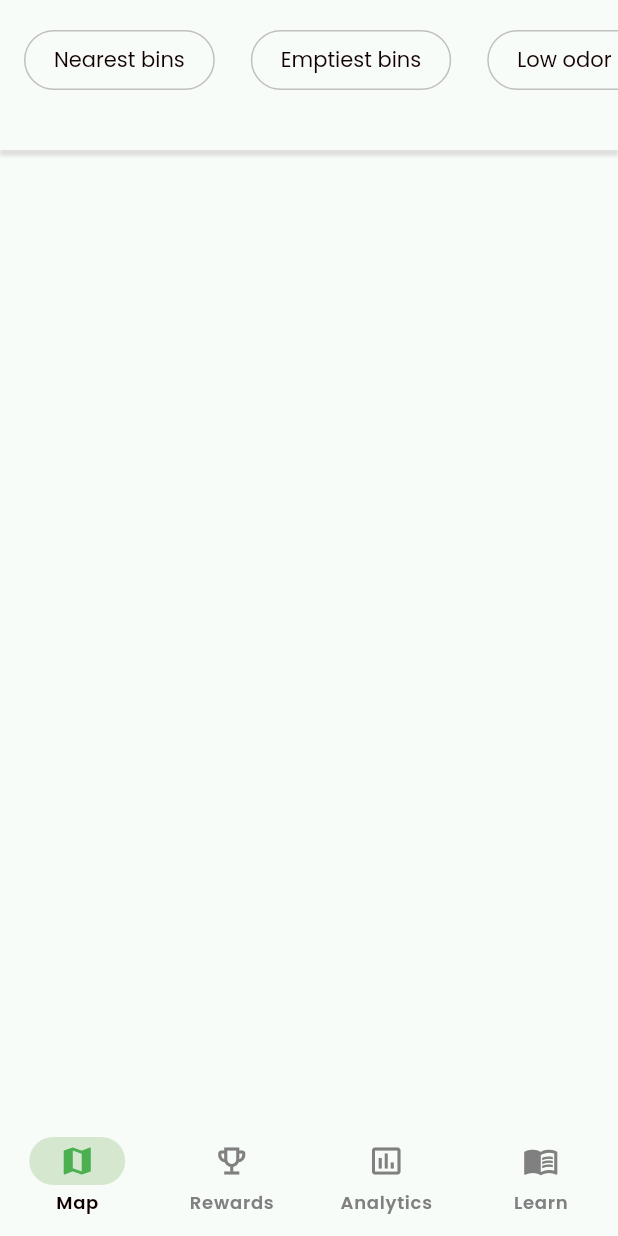
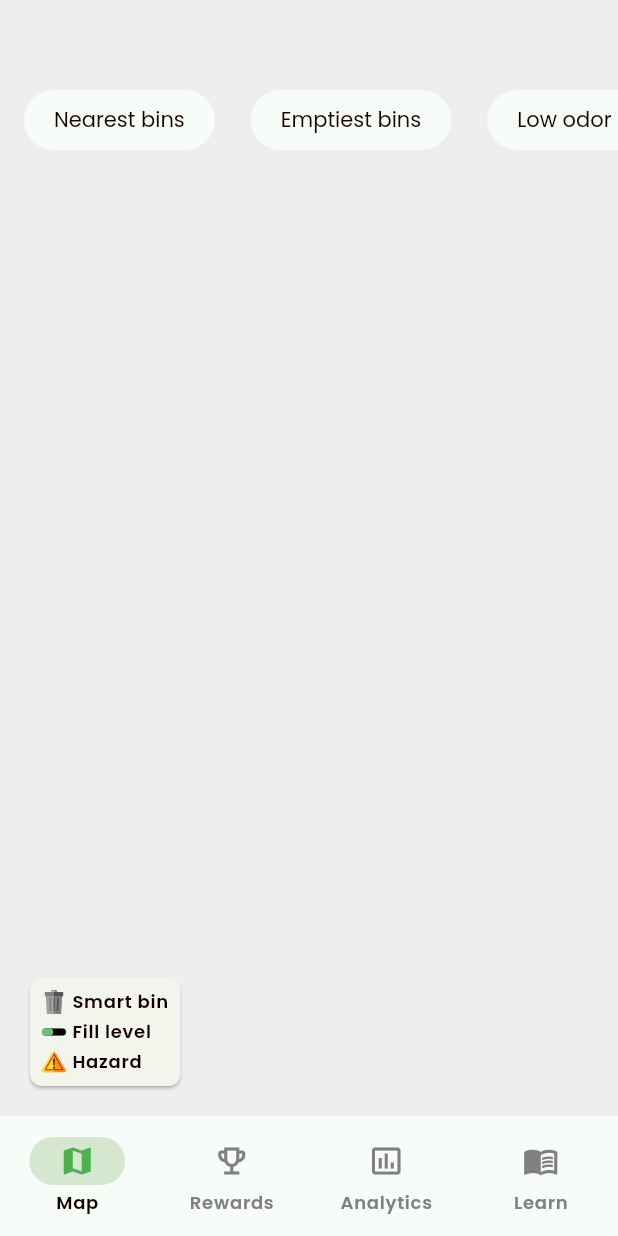
Before and after one commit to andy-ife/keep_nigeria_clean, a Flutter app: the screen it shows after launch, on a phone screen of 412 x 824 dp. Run offline on Flutter 3.47's test engine with Material 3 defaults, Android fonts, the light colour scheme and no system bars; our stand-ins replace flutter_svg, permission_handler.

Commit message:
Add map screen widgets

```diff
--- a/lib/pages/app.dart
+++ b/lib/pages/app.dart
@@ -1,7 +1,9 @@
 import 'package:flutter/material.dart';
+import 'package:flutter/services.dart';
 import 'package:keep_nigeria_clean/controllers/perms_controller.dart';
 import 'package:keep_nigeria_clean/pages/home/home.dart';
 import 'package:keep_nigeria_clean/pages/request_permissions.dart';
+import 'package:keep_nigeria_clean/theme/colors.dart';
 import 'package:permission_handler/permission_handler.dart';
 import 'package:provider/provider.dart';
 
@@ -10,6 +12,15 @@ class KNCApp extends StatelessWidget {
 
   @override
   Widget build(BuildContext context) {
+    // init
+    SystemChrome.setSystemUIOverlayStyle(
+      SystemUiOverlayStyle.dark.copyWith(
+        statusBarColor: Colors.transparent,
+        systemNavigationBarColor: AppColors.white,
+        systemNavigationBarIconBrightness: Brightness.dark,
+      ),
+    );
+
     final theme = Theme.of(context);
     final state = context.watch<PermsController>();
 
--- a/lib/pages/home/map.dart
+++ b/lib/pages/home/map.dart
@@ -1,8 +1,17 @@
 import 'package:flutter/material.dart';
+import 'package:flutter_svg/flutter_svg.dart';
 import 'package:keep_nigeria_clean/widgets/button_group.dart';
+import 'package:keep_nigeria_clean/widgets/icon_and_label.dart';
 
-class MapScreen extends StatelessWidget {
+class MapScreen extends StatefulWidget {
   const MapScreen({super.key});
+
+  @override
+  State<MapScreen> createState() => _MapScreenState();
+}
+
+class _MapScreenState extends State<MapScreen> {
+  bool _showLegend = true;
 
   @override
   Widget build(BuildContext context) {
@@ -11,35 +20,77 @@ class MapScreen extends StatelessWidget {
 
     return Scaffold(
       extendBodyBehindAppBar: true,
-      body: SafeArea(
-        child: Column(
-          children: [
-            Container(
-              width: double.infinity,
-              height: 100.0,
-              decoration: BoxDecoration(
-                color: theme.colorScheme.surface,
-                boxShadow: [
-                  BoxShadow(
-                    blurRadius: 1,
-                    offset: Offset(0, 4.0),
-                    color: theme.colorScheme.surfaceDim,
-                  ),
-                ],
-              ),
-              child: Column(
-                children: [
-                  Padding(
-                    padding: const EdgeInsets.fromLTRB(0, 20.0, 0, 16.0),
-                    child: KNCButtonGroup(
-                      values: filters,
-                      onSelectionChange: (newValues) {},
-                      enableMultiSelection: false,
+      body: Stack(
+        children: [
+          Container(color: Colors.grey[200]), // Map
+          Positioned(
+            bottom: 16.0,
+            left: 16.0,
+            child: _showLegend
+                ? GestureDetector(
+                    onTap: () => setState(() => _showLegend = false),
+                    child: _Legend(),
+                  )
+                : GestureDetector(
+                    onTap: () => setState(() => _showLegend = true),
+                    child: Card(
+                      shape: CircleBorder(),
+                      child: Padding(
+                        padding: const EdgeInsets.all(8.0),
+                        child: Icon(
+                          Icons.visibility_outlined,
+                          size: 16.0,
+                          color: theme.colorScheme.onSurfaceVariant,
+                        ),
+                      ),
                     ),
                   ),
-                  Row(),
-                ],
+          ),
+          Column(
+            children: [
+              Padding(
+                padding: const EdgeInsets.only(top: 60.0),
+                child: KNCButtonGroup(
+                  values: filters,
+                  onSelectionChange: (newValues) {},
+                  floating: true,
+                  enableMultiSelection: false,
+                ),
               ),
+            ],
+          ),
+        ],
+      ),
+    );
+  }
+}
+
+class _Legend extends StatelessWidget {
+  const _Legend();
+
+  @override
+  Widget build(BuildContext context) {
+    final theme = Theme.of(context);
+    return Card(
+      shape: RoundedRectangleBorder(borderRadius: BorderRadius.circular(8.0)),
+      child: Padding(
+        padding: const EdgeInsets.all(8.0),
+        child: Column(
+          mainAxisSize: MainAxisSize.min,
+          spacing: 4.0,
+          crossAxisAlignment: CrossAxisAlignment.start,
+          children: [
+            IconAndLabel(
+              icon: SvgPicture.asset('assets/bin.svg', width: 16.0),
+              label: Text('Smart bin', style: theme.textTheme.labelMedium),
+            ),
+            IconAndLabel(
+              icon: SvgPicture.asset('assets/bar.svg', width: 16.0),
+              label: Text('Fill level', style: theme.textTheme.labelMedium),
+            ),
+            IconAndLabel(
+              icon: SvgPicture.asset('assets/yellow-warning.svg', width: 16.0),
+              label: Text('Hazard', style: theme.textTheme.labelMedium),
             ),
           ],
         ),
--- a/lib/theme/styles.dart
+++ b/lib/theme/styles.dart
@@ -2,6 +2,18 @@ import 'package:flutter/material.dart';
 import 'package:keep_nigeria_clean/theme/colors.dart';
 
 class AppButtonStyles {
+  static final floating = TextButton.styleFrom(
+    backgroundColor: AppColors.white,
+    foregroundColor: AppColors.black,
+    textStyle: TextStyle(fontFamily: "Poppins"),
+    padding: EdgeInsets.symmetric(horizontal: 20.0),
+    elevation: 4.0,
+    shape: RoundedRectangleBorder(
+      side: BorderSide(color: Colors.transparent),
+      borderRadius: BorderRadiusGeometry.all(Radius.circular(40.0)),
+    ),
+  );
+
   static final outlined = TextButton.styleFrom(
     backgroundColor: AppColors.white,
     shape: RoundedRectangleBorder(
@@ -18,6 +30,10 @@ class AppButtonStyles {
     foregroundColor: AppColors.white,
     textStyle: TextStyle(fontFamily: "Poppins", fontWeight: FontWeight.w600),
     padding: EdgeInsets.symmetric(horizontal: 20.0),
+    shape: RoundedRectangleBorder(
+      side: BorderSide(color: Colors.transparent),
+      borderRadius: BorderRadiusGeometry.all(Radius.circular(40.0)),
+    ),
   );
 
   static final text = TextButton.styleFrom(
--- a/lib/widgets/button_group.dart
+++ b/lib/widgets/button_group.dart
@@ -5,6 +5,7 @@ class KNCButtonGroup extends StatefulWidget {
   const KNCButtonGroup({
     required this.values,
     required this.onSelectionChange,
+    this.floating = false,
     this.scrollable = true,
     this.enableMultiSelection = true,
     this.initialSelection,
@@ -13,6 +14,7 @@ class KNCButtonGroup extends StatefulWidget {
 
   final List<String> values;
   final Function(Set<String>) onSelectionChange;
+  final bool floating;
   final bool scrollable;
   final bool enableMultiSelection;
   final Set<String>? initialSelection;
@@ -50,7 +52,16 @@ class _KNCButtonGroupState extends State<KNCButtonGroup> {
 
                   widget.onSelectionChange(_selected);
                 },
-                style: AppButtonStyles.filled,
+                style: !widget.floating
+                    ? AppButtonStyles.filled
+                    : AppButtonStyles.floating.copyWith(
+                        backgroundColor: WidgetStateProperty.all(
+                          theme.colorScheme.primary,
+                        ),
+                        foregroundColor: WidgetStateProperty.all(
+                          theme.colorScheme.onPrimary,
+                        ),
+                      ),
                 child: Row(
                   children: [
                     Text(curr),
@@ -62,14 +73,19 @@ class _KNCButtonGroupState extends State<KNCButtonGroup> {
             }
             return TextButton(
               onPressed: () {
-                if (widget.enableMultiSelection ||
-                    (!widget.enableMultiSelection && _selected.isEmpty)) {
+                if (widget.enableMultiSelection) {
                   setState(() {
                     _selected.add(curr);
                   });
                   widget.onSelectionChange(_selected);
+                } else {
+                  setState(() {
+                    _selected.clear();
+                    _selected.add(curr);
+                  });
                 }
               },
+              style: !widget.floating ? null : AppButtonStyles.floating,
               child: Text(curr),
             );
           },
--- /dev/null
+++ b/lib/widgets/icon_and_label.dart
@@ -0,0 +1,26 @@
+import 'package:flutter/material.dart';
+
+class IconAndLabel extends StatelessWidget {
+  const IconAndLabel({
+    required this.icon,
+    required this.label,
+    this.spacing = 4.0,
+    super.key,
+  });
+
+  final Widget icon;
+  final Widget label;
+  final double spacing;
+
+  @override
+  Widget build(BuildContext context) {
+    return Row(
+      mainAxisSize: MainAxisSize.min,
+      children: [
+        icon,
+        SizedBox(width: spacing),
+        label,
+      ],
+    );
+  }
+}
```
